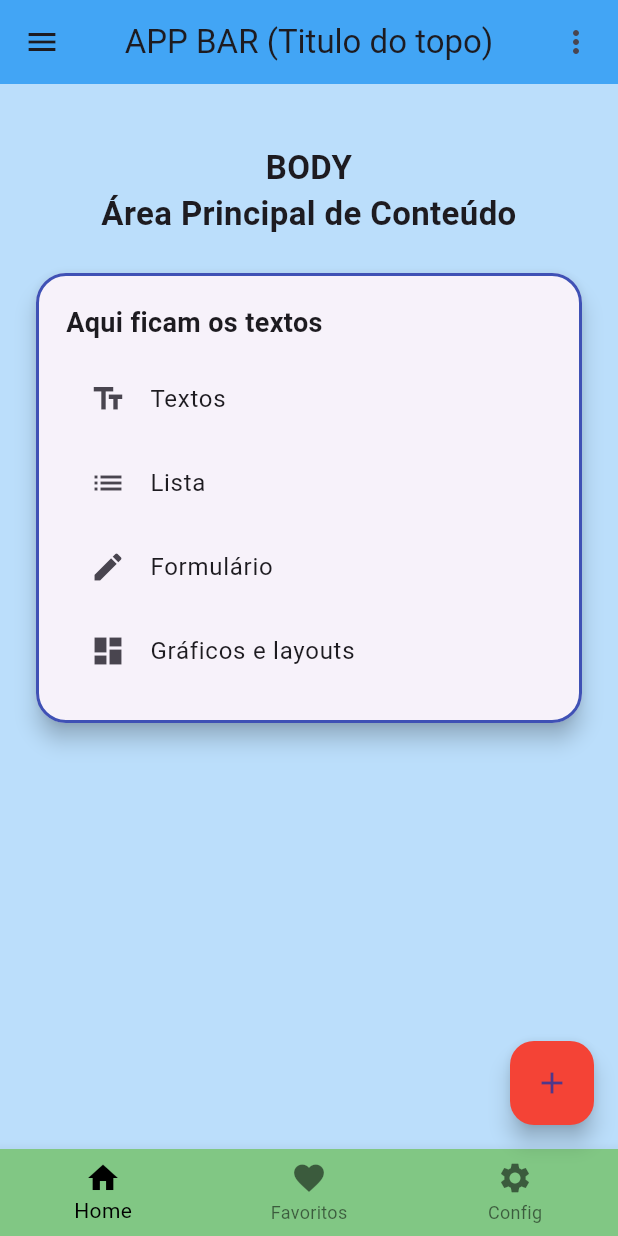
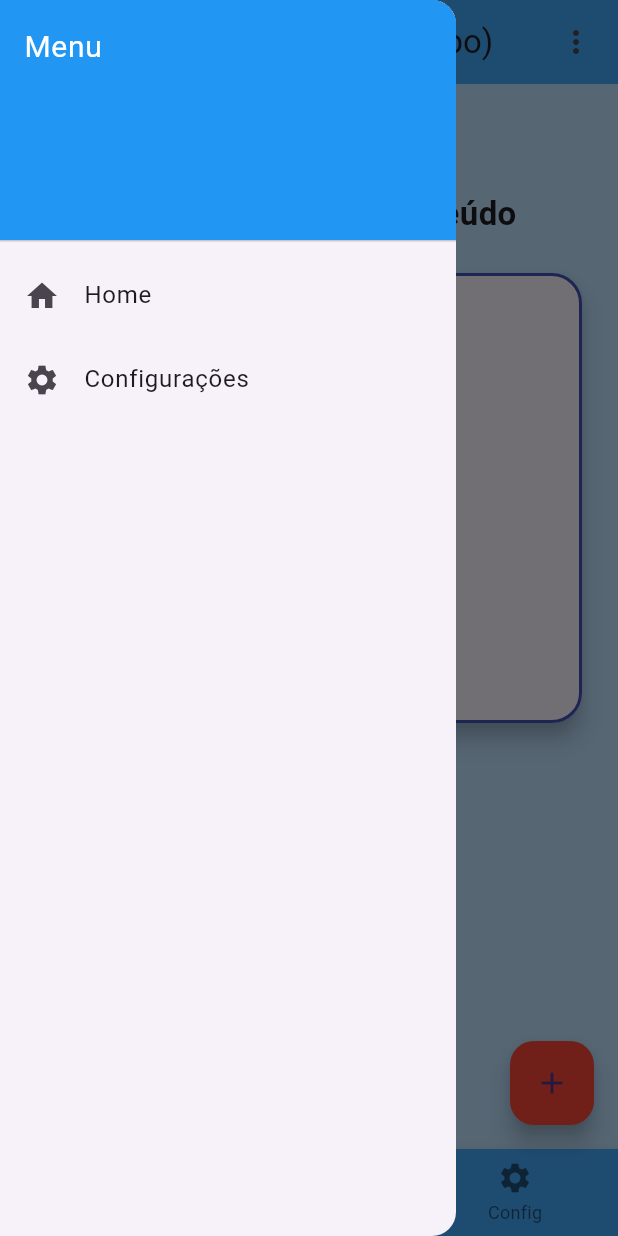
Before and after one commit to prof-carmino-aulas/layout_flutter, a Flutter app: the screen it shows after launch, with the side drawer open (before the commit the screen has no drawer), on a phone screen of 412 x 824 dp. Run offline on Flutter 3.47's test engine with Material 3 defaults, Android fonts, the phone set to English and light mode, and no system bars.

Commit message:
Refatoramento do projeto separando por responsabilidades

```diff
--- /dev/null
+++ b/lib/app.dart
@@ -0,0 +1,13 @@
+import 'package:flutter/material.dart';
+import 'pages/exemplo_scaffold_page.dart';
+
+class MyApp extends StatelessWidget {
+  const MyApp({super.key});
+  @override
+  Widget build(BuildContext context) {
+    return const MaterialApp(
+      debugShowCheckedModeBanner: false,
+      home: ExemploScaffold(),
+    );
+  }
+}
--- a/lib/main.dart
+++ b/lib/main.dart
@@ -1,125 +1,6 @@
 import 'package:flutter/material.dart';
+import 'app.dart';
 
 void main() {
   runApp(const MyApp());
 }
-
-class MyApp extends StatelessWidget {
-  const MyApp({super.key});
-  @override
-  Widget build(BuildContext context) {
-    return const MaterialApp(
-      debugShowCheckedModeBanner: false,
-      home: ExemploScaffold(),
-    );
-  }
-}
-
-class ExemploScaffold extends StatelessWidget {
-  const ExemploScaffold({super.key});
-
-  @override
-  Widget build(BuildContext context) {
-    return Scaffold(
-      //******************************
-      //Topo do aplicativo
-      //
-      appBar: AppBar(
-        backgroundColor: Colors.blue.shade400,
-        centerTitle: true,
-        title: const Text(
-          "APP BAR (Titulo do topo)",
-          textAlign: TextAlign.center,
-        ),
-        leading: const Icon(Icons.menu),
-        actions: const [
-          Padding(
-            padding: EdgeInsets.only(right: 16),
-            child: Icon(Icons.more_vert),
-          ),
-        ],
-      ),
-
-      //*************************
-      //corpo do aplicativo
-      //
-      body: Container(
-        width: double.infinity,
-        padding: const EdgeInsets.all(20),
-        color: Colors.blue.shade100,
-        child: Column(
-          children: [
-            const SizedBox(height: 20),
-            const Text(
-              "BODY\nÁrea Principal de Conteúdo",
-              textAlign: TextAlign.center,
-              style: TextStyle(fontSize: 22, fontWeight: FontWeight.bold),
-            ),
-            const SizedBox(height: 20),
-            Card(
-              shape: RoundedRectangleBorder(
-                borderRadius: BorderRadius.circular(20),
-                side: const BorderSide(color: Colors.indigo, width: 2),
-              ),
-              elevation: 6,
-              child: const Padding(
-                padding: EdgeInsets.all(20),
-                child: Column(
-                  crossAxisAlignment: CrossAxisAlignment.start,
-                  children: [
-                    Text(
-                      "Aqui ficam os textos",
-                      style: TextStyle(
-                        fontSize: 18,
-                        fontWeight: FontWeight.bold,
-                      ),
-                    ),
-                    SizedBox(height: 10),
-                    ListTile(
-                      leading: Icon(Icons.text_fields),
-                      title: Text("Textos"),
-                    ),
-                    ListTile(leading: Icon(Icons.list), title: Text("Lista")),
-                    ListTile(
-                      leading: Icon(Icons.edit),
-                      title: Text("Formulário"),
-                    ),
-                    ListTile(
-                      leading: Icon(Icons.dashboard),
-                      title: Text("Gráficos e layouts"),
-                    ),
-                  ],
-                ),
-              ),
-            ),
-          ],
-        ),
-      ),
-      // ************
-      // Botão de tradicional de adicionar
-      //
-      floatingActionButton: FloatingActionButton(
-        backgroundColor: Colors.red,
-        onPressed: () {},
-        child: const Icon(Icons.add),
-      ),
-      // ****************
-      // Botões de navegação
-      //
-      bottomNavigationBar: BottomNavigationBar(
-        backgroundColor: Colors.green.shade300,
-        type: BottomNavigationBarType.fixed,
-        selectedItemColor: Colors.black,
-        unselectedItemColor: Colors.black54,
-        items: const [
-          BottomNavigationBarItem(icon: Icon(Icons.home), label: "Home"),
-          BottomNavigationBarItem(
-            icon: Icon(Icons.favorite),
-            label: "Favoritos",
-          ),
-          BottomNavigationBarItem(icon: Icon(Icons.settings), label: "Config"),
-        ],
-      ),
-    );
-  }
-}
--- /dev/null
+++ b/lib/pages/exemplo_scaffold_page.dart
@@ -0,0 +1,21 @@
+import 'package:flutter/material.dart';
+import 'package:layout_flutter_refatorado/widgets/app_bar_topo.dart';
+import 'package:layout_flutter_refatorado/widgets/barra_navegacao.dart';
+import 'package:layout_flutter_refatorado/widgets/body_conteudo.dart';
+import 'package:layout_flutter_refatorado/widgets/botao_adicionar.dart';
+import 'package:layout_flutter_refatorado/widgets/menu_hamburger.dart';
+
+class ExemploScaffold extends StatelessWidget {
+  const ExemploScaffold({super.key});
+
+  @override
+  Widget build(BuildContext context) {
+    return Scaffold(
+      appBar: AppBarTopo(),
+      drawer: MenuHamburger(),
+      body: BodyConteudo(),
+      floatingActionButton: BotaoAdicionar(),
+      bottomNavigationBar: BarraNavegacao(),
+    );
+  }
+}
--- /dev/null
+++ b/lib/widgets/app_bar_topo.dart
@@ -0,0 +1,34 @@
+//******************************
+//Topo do aplicativo
+//
+import 'package:flutter/material.dart';
+
+class AppBarTopo extends StatelessWidget implements PreferredSizeWidget {
+  const AppBarTopo({super.key});
+  @override
+  Widget build(BuildContext context) {
+    return AppBar(
+      backgroundColor: Colors.blue.shade400,
+      centerTitle: true,
+      title: const Text(
+        "APP BAR (Titulo do topo)",
+        textAlign: TextAlign.center,
+      ),
+      leading: IconButton(
+        onPressed: () {
+          Scaffold.of(context).openDrawer();
+        },
+        icon: Icon(Icons.menu),
+      ),
+      actions: const [
+        Padding(
+          padding: EdgeInsets.only(right: 16),
+          child: Icon(Icons.more_vert),
+        ),
+      ],
+    );
+  }
+
+  @override
+  Size get preferredSize => const Size.fromHeight(kToolbarHeight);
+}
--- /dev/null
+++ b/lib/widgets/barra_navegacao.dart
@@ -0,0 +1,22 @@
+// ****************
+// Botões de navegação
+//
+import 'package:flutter/material.dart';
+
+class BarraNavegacao extends StatelessWidget {
+  const BarraNavegacao({super.key});
+  @override
+  Widget build(BuildContext context) {
+    return BottomNavigationBar(
+      backgroundColor: Colors.blue.shade400,
+      type: BottomNavigationBarType.fixed,
+      selectedItemColor: Colors.black,
+      unselectedItemColor: Colors.black54,
+      items: const [
+        BottomNavigationBarItem(icon: Icon(Icons.home), label: "Home"),
+        BottomNavigationBarItem(icon: Icon(Icons.favorite), label: "Favoritos"),
+        BottomNavigationBarItem(icon: Icon(Icons.settings), label: "Config"),
+      ],
+    );
+  }
+}
--- /dev/null
+++ b/lib/widgets/body_conteudo.dart
@@ -0,0 +1,29 @@
+//*************************
+//corpo do aplicativo
+//
+import 'package:flutter/material.dart';
+import 'package:layout_flutter_refatorado/widgets/card_conteudo.dart';
+
+class BodyConteudo extends StatelessWidget {
+  const BodyConteudo({super.key});
+  @override
+  Widget build(BuildContext context) {
+    return Container(
+      width: double.infinity,
+      padding: const EdgeInsets.all(20),
+      color: Colors.blue.shade100,
+      child: Column(
+        children: [
+          const SizedBox(height: 20),
+          const Text(
+            "BODY\nÁrea Principal de Conteúdo",
+            textAlign: TextAlign.center,
+            style: TextStyle(fontSize: 22, fontWeight: FontWeight.bold),
+          ),
+          const SizedBox(height: 20),
+          CardConteudo(),
+        ],
+      ),
+    );
+  }
+}
--- /dev/null
+++ b/lib/widgets/botao_adicionar.dart
@@ -0,0 +1,16 @@
+// ************
+// Botão de tradicional de adicionar
+//
+import 'package:flutter/material.dart';
+
+class BotaoAdicionar extends StatelessWidget {
+  const BotaoAdicionar({super.key});
+  @override
+  Widget build(BuildContext context) {
+    return FloatingActionButton(
+      backgroundColor: Colors.red,
+      onPressed: () {},
+      child: const Icon(Icons.add),
+    );
+  }
+}
--- /dev/null
+++ b/lib/widgets/card_conteudo.dart
@@ -0,0 +1,33 @@
+import 'package:flutter/material.dart';
+import 'package:layout_flutter_refatorado/widgets/item_lista.dart';
+
+class CardConteudo extends StatelessWidget {
+  const CardConteudo({super.key});
+  @override
+  Widget build(BuildContext context) {
+    return Card(
+      shape: RoundedRectangleBorder(
+        borderRadius: BorderRadius.circular(20),
+        side: const BorderSide(color: Colors.indigo, width: 2),
+      ),
+      elevation: 6,
+      child: const Padding(
+        padding: EdgeInsets.all(20),
+        child: Column(
+          crossAxisAlignment: CrossAxisAlignment.start,
+          children: [
+            Text(
+              "Aqui ficam os textos",
+              style: TextStyle(fontSize: 18, fontWeight: FontWeight.bold),
+            ),
+            SizedBox(height: 10),
+            ItemLista(icon: Icons.text_fields, label: "Textos"),
+            ItemLista(icon: Icons.list, label: "Lista"),
+            ItemLista(icon: Icons.edit, label: "Formulário"),
+            ItemLista(icon: Icons.dashboard, label: "Gráficos e layouts"),
+          ],
+        ),
+      ),
+    );
+  }
+}
--- /dev/null
+++ b/lib/widgets/item_lista.dart
@@ -0,0 +1,13 @@
+import 'package:flutter/material.dart';
+
+class ItemLista extends StatelessWidget {
+  final IconData icon;
+  final String label;
+
+  const ItemLista({super.key, required this.icon, required this.label});
+
+  @override
+  Widget build(BuildContext context) {
+    return ListTile(leading: Icon(icon), title: Text(label));
+  }
+}
--- /dev/null
+++ b/lib/widgets/menu_hamburger.dart
@@ -0,0 +1,36 @@
+import 'package:flutter/material.dart';
+
+class MenuHamburger extends StatelessWidget {
+  const MenuHamburger({super.key});
+  @override
+  Widget build(BuildContext context) {
+    return Drawer(
+      child: ListView(
+        padding: EdgeInsets.zero,
+        children: [
+          const DrawerHeader(
+            decoration: BoxDecoration(color: Colors.blue),
+            child: Text(
+              'Menu',
+              style: TextStyle(color: Colors.white, fontSize: 20),
+            ),
+          ),
+          ListTile(
+            leading: const Icon(Icons.home),
+            title: const Text('Home'),
+            onTap: () {
+              Navigator.pop(context); // fecha o menu
+            },
+          ),
+          ListTile(
+            leading: const Icon(Icons.settings),
+            title: const Text('Configurações'),
+            onTap: () {
+              Navigator.pop(context);
+            },
+          ),
+        ],
+      ),
+    );
+  }
+}
--- a/pubspec.yaml
+++ b/pubspec.yaml
@@ -1,4 +1,4 @@
-name: layout_flutter
+name: layout_flutter_refatorado
 description: "A new Flutter project."
 # The following line prevents the package from being accidentally published to
 # pub.dev using `flutter pub publish`. This is preferred for private packages.
@@ -19,7 +19,7 @@ publish_to: 'none' # Remove this line if you wish to publish to pub.dev
 version: 1.0.0+1
 
 environment:
-  sdk: ^3.8.1
+  sdk: ^3.11.0
 
 # Dependencies specify other packages that your package needs in order to work.
 # To automatically upgrade your package dependencies to the latest versions
@@ -44,7 +44,7 @@ dev_dependencies:
   # activated in the `analysis_options.yaml` file located at the root of your
   # package. See that file for information about deactivating specific lint
   # rules and activating additional ones.
-  flutter_lints: ^5.0.0
+  flutter_lints: ^6.0.0
 
 # For information on the generic Dart part of this file, see the
 # following page: https://dart.dev/tools/pub/pubspec
```
Also changed, not shown: pubspec.lock, 26 other files.
